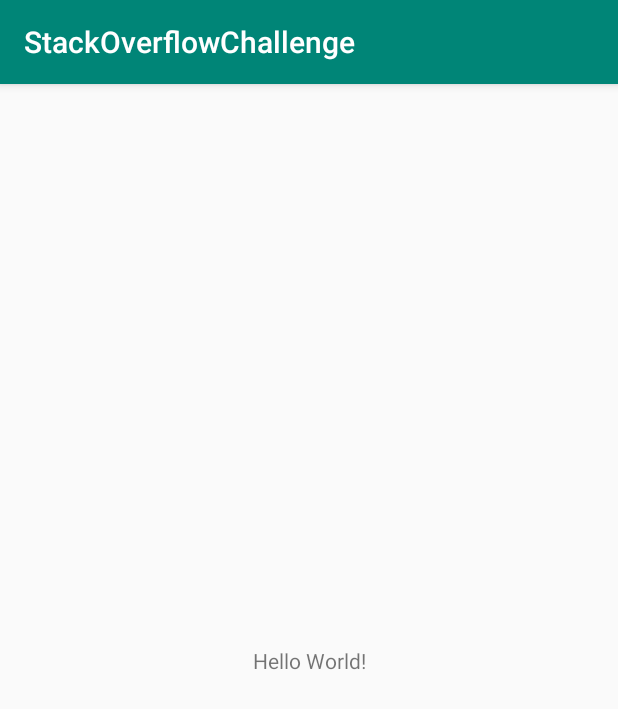
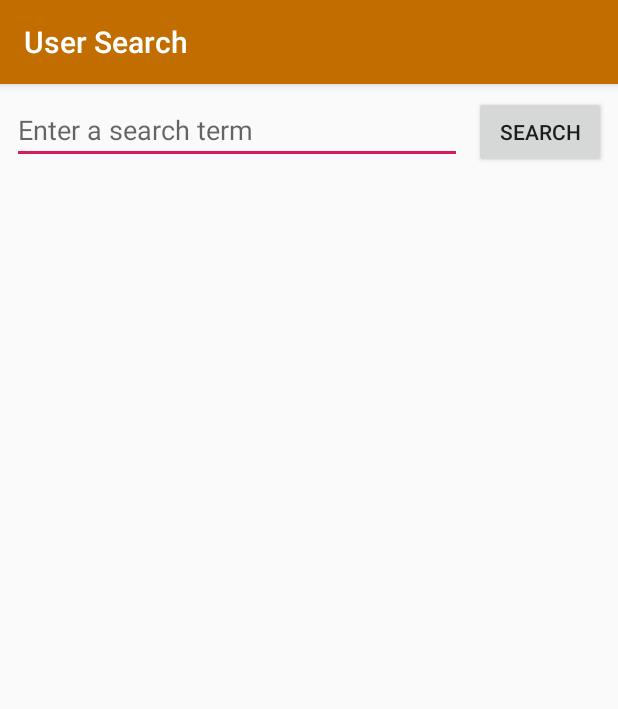
Before and after one commit to JakeSteam/StackOverflowChallenge, an Android app: the screen it shows after launch (MainActivity), on a phone screen of 412 x 824 dp. Shown: the top 709 px of the screen. Run offline under Robolectric (Android 15) with nearby library versions, the phone set to English and light mode, and no system bars.

Commit message:
Convert to androidx

```diff
--- a/app/build.gradle
+++ b/app/build.gradle
@@ -25,8 +25,10 @@ android {
 dependencies {
     implementation fileTree(dir: 'libs', include: ['*.jar'])
     implementation"org.jetbrains.kotlin:kotlin-stdlib-jdk7:$kotlin_version"
-    implementation 'com.android.support:appcompat-v7:28.0.0'
-    implementation 'com.android.support.constraint:constraint-layout:1.1.3'
+
+    implementation 'androidx.appcompat:appcompat:1.0.2'
+    implementation 'androidx.recyclerview:recyclerview:1.0.0'
+    implementation 'androidx.constraintlayout:constraintlayout:1.1.3'
     testImplementation 'junit:junit:4.12'
     androidTestImplementation 'com.android.support.test:runner:1.0.2'
     androidTestImplementation 'com.android.support.test.espresso:espresso-core:3.0.2'
--- a/app/src/main/java/uk/co/jakelee/stackoverflowchallenge/MainActivity.kt
+++ b/app/src/main/java/uk/co/jakelee/stackoverflowchallenge/MainActivity.kt
@@ -1,7 +1,7 @@
 package uk.co.jakelee.stackoverflowchallenge
 
-import android.support.v7.app.AppCompatActivity
 import android.os.Bundle
+import androidx.appcompat.app.AppCompatActivity
 
 class MainActivity : AppCompatActivity() {
 
--- a/app/src/main/res/layout/activity_main.xml
+++ b/app/src/main/res/layout/activity_main.xml
@@ -1,5 +1,5 @@
 <?xml version="1.0" encoding="utf-8"?>
-<android.support.constraint.ConstraintLayout
+<androidx.constraintlayout.widget.ConstraintLayout
         xmlns:android="http://schemas.android.com/apk/res/android"
         xmlns:tools="http://schemas.android.com/tools"
         xmlns:app="http://schemas.android.com/apk/res-auto"
@@ -7,13 +7,26 @@
         android:layout_height="match_parent"
         tools:context=".MainActivity">
 
-    <TextView
+    <EditText
+            android:id="@+id/user_edittext"
+            android:layout_width="0dp"
+            android:layout_height="wrap_content"
+            android:inputType="text"
+            app:layout_constraintEnd_toStartOf="@+id/button"
+            android:layout_marginEnd="8dp"
+            app:layout_constraintStart_toStartOf="parent"
+            android:layout_marginStart="8dp"
+            android:layout_marginTop="8dp"
+            app:layout_constraintTop_toTopOf="parent"
+            android:hint="Enter a search term"/>
+    <Button
             android:layout_width="wrap_content"
             android:layout_height="wrap_content"
-            android:text="Hello World!"
-            app:layout_constraintBottom_toBottomOf="parent"
-            app:layout_constraintLeft_toLeftOf="parent"
-            app:layout_constraintRight_toRightOf="parent"
-            app:layout_constraintTop_toTopOf="parent"/>
+            app:layout_constraintEnd_toEndOf="parent"
+            android:layout_marginEnd="8dp"
+            android:layout_marginTop="8dp"
+            app:layout_constraintTop_toTopOf="parent"
+            android:id="@+id/button"
+            android:text="Search"/>
 
-</android.support.constraint.ConstraintLayout>
+</androidx.constraintlayout.widget.ConstraintLayout>
--- a/app/src/main/res/values/colors.xml
+++ b/app/src/main/res/values/colors.xml
@@ -1,6 +1,6 @@
 <?xml version="1.0" encoding="utf-8"?>
 <resources>
-    <color name="colorPrimary">#008577</color>
-    <color name="colorPrimaryDark">#00574B</color>
+    <color name="colorPrimary">#c16d00</color>
+    <color name="colorPrimaryDark">#754200</color>
     <color name="colorAccent">#D81B60</color>
 </resources>
--- a/app/src/main/res/values/strings.xml
+++ b/app/src/main/res/values/strings.xml
@@ -1,3 +1,3 @@
 <resources>
-    <string name="app_name">StackOverflowChallenge</string>
+    <string name="app_name">User Search</string>
 </resources>
```
